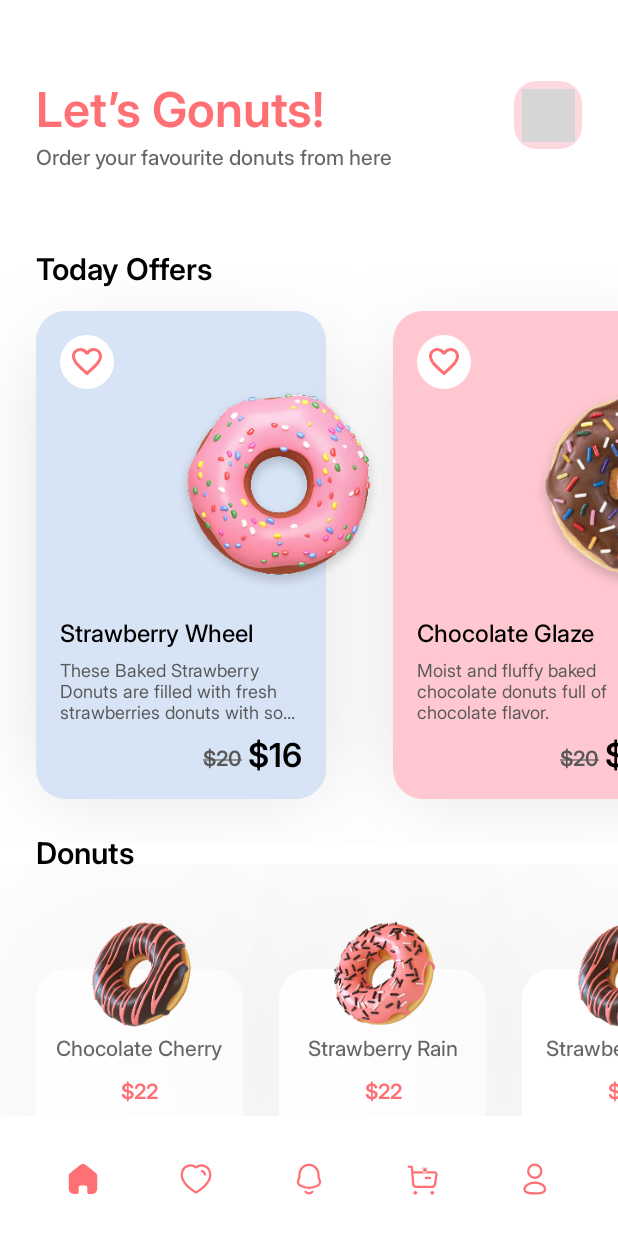
After one commit to YoussefmSaber/TheDonutProject, an Android app built with Jetpack Compose: the composable HomeScreen shown on its own in the app's theme, on a phone screen of 412 x 824 dp. The commit adds this screen. Run offline under Robolectric (Android 15) with nearby library versions, the phone set to English and light mode, and no system bars; our stand-ins replace constraintlayout-compose; grey boxes are pictures that could not be loaded.

Commit message:
Finished Home Screen

```diff
--- a/app/src/main/java/com/youssefmsaber/thedonutproject/composable/card/DonutsCard.kt
+++ b/app/src/main/java/com/youssefmsaber/thedonutproject/composable/card/DonutsCard.kt
@@ -21,6 +21,7 @@ import androidx.compose.ui.tooling.preview.Preview
 import androidx.compose.ui.unit.dp
 import androidx.compose.ui.unit.sp
 import com.youssefmsaber.thedonutproject.R
+import com.youssefmsaber.thedonutproject.composable.utils.dropShadow
 import com.youssefmsaber.thedonutproject.entity.Donuts
 import com.youssefmsaber.thedonutproject.ui.theme.Black
 import com.youssefmsaber.thedonutproject.ui.theme.INTER
@@ -42,6 +43,11 @@ fun DonutsCard(donut: Donuts) {
             Modifier
                 .height(110.dp)
                 .fillMaxWidth()
+                .align(Alignment.BottomCenter)
+                .dropShadow(
+                    offsetY = 5.dp,
+                    blur = 150.dp
+                )
                 .background(
                     White,
                     shape = RoundedCornerShape(
@@ -51,7 +57,6 @@ fun DonutsCard(donut: Donuts) {
                         bottomEnd = Radius10
                     )
                 )
-                .align(Alignment.BottomCenter)
         ) {
             Column(
                 horizontalAlignment = Alignment.CenterHorizontally,
--- a/app/src/main/java/com/youssefmsaber/thedonutproject/composable/card/OfferCard.kt
+++ b/app/src/main/java/com/youssefmsaber/thedonutproject/composable/card/OfferCard.kt
@@ -5,6 +5,7 @@ import androidx.compose.foundation.background
 import androidx.compose.foundation.layout.Box
 import androidx.compose.foundation.layout.Column
 import androidx.compose.foundation.layout.Row
+import androidx.compose.foundation.layout.fillMaxHeight
 import androidx.compose.foundation.layout.fillMaxWidth
 import androidx.compose.foundation.layout.height
 import androidx.compose.foundation.layout.padding
@@ -25,6 +26,7 @@ import androidx.compose.ui.tooling.preview.Preview
 import androidx.compose.ui.unit.dp
 import androidx.compose.ui.unit.sp
 import com.youssefmsaber.thedonutproject.R
+import com.youssefmsaber.thedonutproject.composable.utils.dropShadow
 import com.youssefmsaber.thedonutproject.entity.OfferEntity
 import com.youssefmsaber.thedonutproject.ui.theme.Black
 import com.youssefmsaber.thedonutproject.ui.theme.Gray
@@ -40,11 +42,16 @@ fun OfferCard(offer: OfferEntity) {
     Box(
         modifier = Modifier
             .width(230.dp)
+            .height(325.dp)
     ) {
         Box(
             modifier = Modifier
+                .fillMaxHeight()
                 .width(193.dp)
-                .height(325.dp)
+                .dropShadow(
+                    offsetY = 16.dp,
+                    blur = 40.dp,
+                )
                 .background(
                     offer.backgroundColor,
                     shape = RoundedCornerShape(Radius20)
--- /dev/null
+++ b/app/src/main/java/com/youssefmsaber/thedonutproject/composable/utils/HelperFunction.kt
@@ -0,0 +1,50 @@
+package com.youssefmsaber.thedonutproject.composable.utils
+
+import android.graphics.BlurMaskFilter
+import androidx.compose.runtime.Stable
+import androidx.compose.ui.Modifier
+import androidx.compose.ui.draw.drawBehind
+import androidx.compose.ui.graphics.Color
+import androidx.compose.ui.graphics.Paint
+import androidx.compose.ui.graphics.drawscope.drawIntoCanvas
+import androidx.compose.ui.graphics.toArgb
+import androidx.compose.ui.unit.Dp
+import androidx.compose.ui.unit.dp
+
+@Stable
+fun Modifier.dropShadow(
+    color: Color = Color.Black.copy(0.1f),
+    blur: Dp = 4.dp,
+    offsetY: Dp = 4.dp,
+    offsetX: Dp = 0.dp,
+    spread: Dp = 0.dp,
+    modifier: Modifier = Modifier
+) = this.then(
+    modifier.drawBehind {
+        this.drawIntoCanvas {
+            val paint = Paint()
+            val frameworkPaint = paint.asFrameworkPaint()
+            val spreadPixel = spread.toPx()
+            val leftPixel = (0f - spreadPixel) + offsetX.toPx()
+            val topPixel = (0f - spreadPixel) + offsetY.toPx()
+            val rightPixel = (this.size.width + spreadPixel)
+            val bottomPixel = (this.size.height + spreadPixel)
+
+            if (blur != 0.dp) {
+                frameworkPaint.maskFilter =
+                    (BlurMaskFilter(blur.toPx(), BlurMaskFilter.Blur.NORMAL))
+            }
+
+            frameworkPaint.color = color.toArgb()
+            it.drawRoundRect(
+                left = leftPixel,
+                top = topPixel,
+                right = rightPixel,
+                bottom = bottomPixel,
+                radiusX = blur.toPx(),
+                radiusY = blur.toPx(),
+                paint
+            )
+        }
+    }
+)
--- /dev/null
+++ b/app/src/main/java/com/youssefmsaber/thedonutproject/data/DonutItems.kt
@@ -0,0 +1,22 @@
+package com.youssefmsaber.thedonutproject.data
+
+import com.youssefmsaber.thedonutproject.R
+import com.youssefmsaber.thedonutproject.entity.Donuts
+
+val donutItems = listOf(
+    Donuts(
+        image = R.drawable.choco_strawberry,
+        title = "Chocolate Cherry",
+        price = "$22"
+    ),
+    Donuts(
+        image = R.drawable.strawberry_choco_springls,
+        title = "Strawberry Rain",
+        price = "$22"
+    ),
+    Donuts(
+        image = R.drawable.choco_strawberry,
+        title = "Strawberry Coco",
+        price = "$22"
+    )
+)
--- /dev/null
+++ b/app/src/main/java/com/youssefmsaber/thedonutproject/data/OfferItems.kt
@@ -0,0 +1,25 @@
+package com.youssefmsaber.thedonutproject.data
+
+import com.youssefmsaber.thedonutproject.R
+import com.youssefmsaber.thedonutproject.entity.OfferEntity
+import com.youssefmsaber.thedonutproject.ui.theme.LightBlue
+import com.youssefmsaber.thedonutproject.ui.theme.LittleLightPink
+
+val offerItems = listOf(
+    OfferEntity(
+        image = R.drawable.pink_donut,
+        title = "Strawberry Wheel",
+        description = "These Baked Strawberry Donuts are filled with fresh strawberries donuts with some sweetdecreasing sugar.",
+        oldPrice = "$20",
+        newPrice = "$16",
+        backgroundColor = LightBlue,
+    ),
+    OfferEntity(
+        image = R.drawable.choco_donut,
+        title = "Chocolate Glaze",
+        description = "Moist and fluffy baked chocolate donuts full of chocolate flavor.",
+        oldPrice = "$20",
+        newPrice = "$16",
+        backgroundColor = LittleLightPink,
+    ),
+)
--- /dev/null
+++ b/app/src/main/java/com/youssefmsaber/thedonutproject/screen/HomeScreen.kt
@@ -0,0 +1,274 @@
+package com.youssefmsaber.thedonutproject.screen
+
+import androidx.compose.foundation.BorderStroke
+import androidx.compose.foundation.background
+import androidx.compose.foundation.border
+import androidx.compose.foundation.layout.Arrangement
+import androidx.compose.foundation.layout.Column
+import androidx.compose.foundation.layout.PaddingValues
+import androidx.compose.foundation.layout.Row
+import androidx.compose.foundation.layout.fillMaxWidth
+import androidx.compose.foundation.layout.offset
+import androidx.compose.foundation.layout.padding
+import androidx.compose.foundation.layout.size
+import androidx.compose.foundation.lazy.LazyRow
+import androidx.compose.foundation.lazy.items
+import androidx.compose.foundation.rememberScrollState
+import androidx.compose.foundation.shape.CircleShape
+import androidx.compose.foundation.shape.RoundedCornerShape
+import androidx.compose.foundation.verticalScroll
+import androidx.compose.material3.BadgedBox
+import androidx.compose.material3.BottomAppBar
+import androidx.compose.material3.Icon
+import androidx.compose.material3.IconButton
+import androidx.compose.material3.IconButtonDefaults
+import androidx.compose.material3.OutlinedIconButton
+import androidx.compose.material3.Scaffold
+import androidx.compose.material3.Text
+import androidx.compose.runtime.Composable
+import androidx.compose.ui.Alignment
+import androidx.compose.ui.Modifier
+import androidx.compose.ui.graphics.Color
+import androidx.compose.ui.res.painterResource
+import androidx.compose.ui.text.TextStyle
+import androidx.compose.ui.text.font.FontWeight
+import androidx.compose.ui.text.style.TextAlign
+import androidx.compose.ui.tooling.preview.Preview
+import androidx.compose.ui.unit.dp
+import androidx.compose.ui.unit.sp
+import androidx.constraintlayout.compose.ConstraintLayout
+import com.youssefmsaber.thedonutproject.R
+import com.youssefmsaber.thedonutproject.composable.card.DonutsCard
+import com.youssefmsaber.thedonutproject.composable.card.OfferCard
+import com.youssefmsaber.thedonutproject.data.donutItems
+import com.youssefmsaber.thedonutproject.data.offerItems
+import com.youssefmsaber.thedonutproject.ui.theme.Black
+import com.youssefmsaber.thedonutproject.ui.theme.INTER
+import com.youssefmsaber.thedonutproject.ui.theme.LightPink
+import com.youssefmsaber.thedonutproject.ui.theme.Padding16
+import com.youssefmsaber.thedonutproject.ui.theme.Padding24
+import com.youssefmsaber.thedonutproject.ui.theme.Padding25
+import com.youssefmsaber.thedonutproject.ui.theme.Padding4
+import com.youssefmsaber.thedonutproject.ui.theme.Padding8
+import com.youssefmsaber.thedonutproject.ui.theme.PrimaryPink
+import com.youssefmsaber.thedonutproject.ui.theme.Radius15
+import com.youssefmsaber.thedonutproject.ui.theme.White
+
+@Composable
+fun HomeScreen() {
+    Scaffold(
+        containerColor = White,
+        bottomBar = {
+            BottomAppBar(
+                containerColor = Color.Transparent,
+                contentColor = PrimaryPink,
+                tonalElevation = 0.dp,
+                actions = {
+                    Row(
+                        modifier = Modifier
+                            .fillMaxWidth()
+                            .background(Color.Transparent),
+                        horizontalArrangement = Arrangement.SpaceEvenly
+                    ) {
+                        IconButton(onClick = {}) {
+                            Icon(
+                                painter = painterResource(R.drawable.home_filled),
+                                contentDescription = "Home Screen",
+                            )
+                        }
+                        IconButton(onClick = { }) {
+                            Icon(
+                                painter = painterResource(R.drawable.heart_outline),
+                                contentDescription = "Localized description",
+                            )
+                        }
+                        IconButton(onClick = { }) {
+                            Icon(
+                                painter = painterResource(R.drawable.notification_outline),
+                                contentDescription = "Localized description",
+                            )
+                        }
+                        IconButton(onClick = { }) {
+                            BadgedBox(
+                                badge = {
+                                    Text(
+                                        "2",
+                                        fontSize = 2.sp,
+                                        color = White,
+                                        textAlign = TextAlign.Center,
+                                        modifier = Modifier
+                                            .offset(x = (-6).dp, y = 2.dp)
+                                            .align(Alignment.Center)
+                                            .background(PrimaryPink, shape = CircleShape)
+                                            .size(4.dp)
+                                            .border(
+                                                border = BorderStroke(width = 0.25.dp, White),
+                                                shape = CircleShape
+                                            )
+                                            .offset(y = 0.75.dp)
+                                    )
+                                }
+                            ) {
+                                Icon(
+                                    painter = painterResource(R.drawable.buy_outline),
+                                    contentDescription = "Localized description",
+                                )
+                            }
+                        }
+                        IconButton(onClick = { }) {
+                            Icon(
+                                painter = painterResource(R.drawable.profile_outline),
+                                contentDescription = "Localized description",
+                            )
+                        }
+                    }
+                },
+            )
+        }
+    ) { innerPadding ->
+        ConstraintLayout(
+            modifier = Modifier
+                .padding(innerPadding)
+                .background(Color.Transparent)
+                .verticalScroll(rememberScrollState())
+        ) {
+            val (header, offer, donuts) = createRefs()
+            HeaderSection(Modifier.constrainAs(header) {
+                top.linkTo(parent.top)
+                start.linkTo(parent.start)
+                end.linkTo(parent.end)
+            })
+
+            OfferSection(Modifier.constrainAs(offer) {
+                top.linkTo(header.bottom)
+                start.linkTo(parent.start)
+                end.linkTo(parent.end)
+            })
+            DonutsSection(Modifier.constrainAs(donuts) {
+                top.linkTo(offer.bottom)
+                start.linkTo(parent.start)
+                end.linkTo(parent.end)
+            })
+
+        }
+    }
+}
+
+@Composable
+private fun DonutsSection(modifier: Modifier = Modifier) {
+    Column(
+        modifier = modifier
+            .background(Color.Transparent)
+            .padding(bottom = Padding24)
+    ) {
+        Text(
+            "Donuts",
+            style = TextStyle(
+                color = Black,
+                fontFamily = INTER,
+                fontSize = 20.sp,
+                fontWeight = FontWeight.SemiBold
+            ),
+            modifier = Modifier
+                .padding(start = Padding24, bottom = Padding25)
+                .background(Color.Transparent)
+        )
+        LazyRow(
+            contentPadding = PaddingValues(horizontal = Padding24),
+            horizontalArrangement = Arrangement.spacedBy(Padding24),
+        ) {
+            items(donutItems) {
+                DonutsCard(it)
+            }
+        }
+    }
+}
+
+@Composable
+private fun OfferSection(modifier: Modifier = Modifier) {
+    Column(
+        modifier = modifier
+            .background(Color.Transparent)
+            .padding(bottom = Padding24)
+    ) {
+        Text(
+            "Today Offers",
+            style = TextStyle(
+                color = Black,
+                fontFamily = INTER,
+                fontSize = 20.sp,
+                fontWeight = FontWeight.SemiBold
+            ),
+            modifier = Modifier.padding(start = Padding24, bottom = Padding16)
+        )
+        LazyRow(
+            contentPadding = PaddingValues(horizontal = Padding24),
+            horizontalArrangement = Arrangement.spacedBy(Padding8),
+            modifier = Modifier
+                .background(Color.Transparent)
+        ) {
+            items(offerItems) {
+                OfferCard(it)
+            }
+        }
+    }
+}
+
+@Composable
+private fun HeaderSection(
+    modifier: Modifier = Modifier
+) {
+    Row(
+        horizontalArrangement = Arrangement.SpaceBetween,
+        modifier = modifier
+            .padding(
+                horizontal = Padding24,
+                vertical = 54.dp
+            )
+            .fillMaxWidth()
+    ) {
+        Column {
+            Text(
+                "Let’s Gonuts!",
+                style = TextStyle(
+                    color = PrimaryPink,
+                    fontFamily = INTER,
+                    fontSize = 32.sp,
+                    fontWeight = FontWeight.SemiBold
+                ),
+                modifier = Modifier.padding(bottom = Padding4)
+            )
+            Text(
+                "Order your favourite donuts from here",
+                style = TextStyle(
+                    color = Black.copy(0.6f),
+                    fontSize = 14.sp,
+                    fontFamily = INTER,
+                    fontWeight = FontWeight.Medium
+                )
+            )
+        }
+        OutlinedIconButton(
+            onClick = {},
+            colors = IconButtonDefaults.iconButtonColors(
+                containerColor = LightPink,
+                contentColor = PrimaryPink,
+            ),
+            border = BorderStroke(0.dp, color = Color.Transparent),
+            shape = RoundedCornerShape(Radius15),
+            modifier = Modifier.size(45.dp)
+        ) {
+            Icon(
+                painter = painterResource(R.drawable.round_search),
+                contentDescription = "Search Icon",
+                modifier = Modifier.size(35.dp)
+            )
+        }
+    }
+}
+
+@Preview(showSystemUi = true)
+@Composable
+private fun HomeScreenPreview() {
+    HomeScreen()
+}
--- a/app/src/main/java/com/youssefmsaber/thedonutproject/ui/theme/Dimens.kt
+++ b/app/src/main/java/com/youssefmsaber/thedonutproject/ui/theme/Dimens.kt
@@ -9,33 +9,10 @@ val Padding15 = 15.dp
 val Padding16 = 16.dp
 val Padding20 = 20.dp
 val Padding24 = 24.dp
+val Padding25 = 25.dp
 
-val Radius4 = 4.dp
-val Radius8 = 8.dp
 val Radius10 = 10.dp
-val Radius12 = 12.dp
 val Radius15 = 15.dp
-val Radius16 = 16.dp
 val Radius20 = 20.dp
-val Radius24 = 24.dp
 val Radius32 = 32.dp
-
-val IconSize16 = 16.dp
-val IconSize24 = 24.dp
-val IconSize32 = 32.dp
-val IconSize48 = 48.dp
-val IconSize64 = 64.dp
-
-val NegativePadding4 = (-4).dp
-val NegativePadding8 = (-8).dp
-val NegativePadding12 = (-12).dp
-val NegativePadding16 = (-16).dp
-val NegativePadding24 = (-24).dp
-
-
-val Elevation0 = 0.dp
-val Elevation4 = 4.dp
-val Elevation8 = 8.dp
-val Elevation12 = 12.dp
-val Elevation16 = 16.dp
-val Elevation24 = 24.dp
+val Radius40 = 40.dp
```
